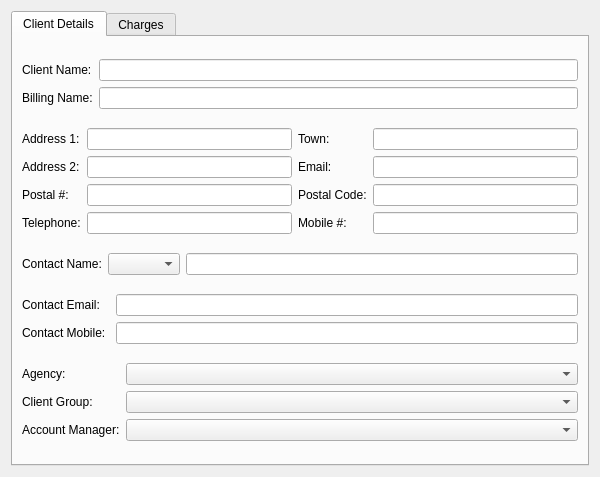
The window that rave/Traffik/clientform.ui (pgathogo/raven) describes before a commit, drawn with Qt 5.
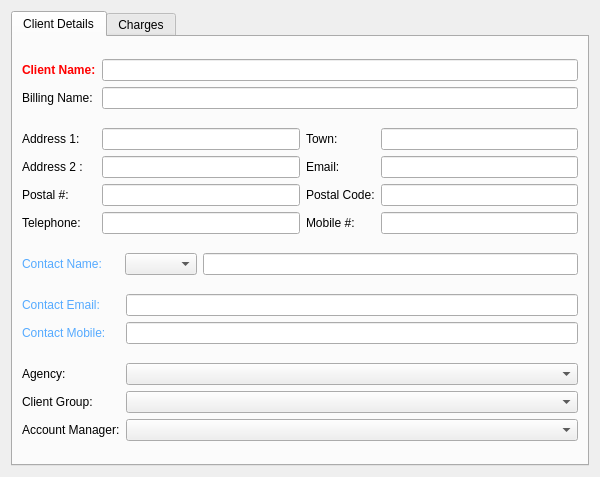
The same window after the commit.

Diff of the .ui file:
```diff
--- a/rave/Traffik/clientform.ui
+++ b/rave/Traffik/clientform.ui
@@ -11,7 +11,7 @@
    </rect>
   </property>
   <property name="sizePolicy">
-   <sizepolicy hsizetype="Fixed" vsizetype="Preferred">
+   <sizepolicy hsizetype="Fixed" vsizetype="Fixed">
     <horstretch>0</horstretch>
     <verstretch>0</verstretch>
    </sizepolicy>
@@ -25,7 +25,7 @@
   <property name="maximumSize">
    <size>
     <width>600</width>
-    <height>16777215</height>
+    <height>480</height>
    </size>
   </property>
   <property name="windowTitle">
@@ -46,6 +46,14 @@
         <layout class="QGridLayout" name="gridLayout_5">
          <item row="0" column="0">
           <widget class="QLabel" name="label">
+           <property name="font">
+            <font>
+             <bold>true</bold>
+            </font>
+           </property>
+           <property name="styleSheet">
+            <string notr="true">color: rgb(255, 0, 0);</string>
+           </property>
            <property name="text">
             <string>Client Name:</string>
            </property>
@@ -71,7 +79,7 @@
          <item row="0" column="0">
           <widget class="QLabel" name="label_3">
            <property name="text">
-            <string>Address 1:</string>
+            <string>Address 1:     </string>
            </property>
           </widget>
          </item>
@@ -88,7 +96,7 @@
          <item row="1" column="0">
           <widget class="QLabel" name="label_4">
            <property name="text">
-            <string>Address 2:</string>
+            <string>Address 2 :</string>
            </property>
           </widget>
          </item>
@@ -153,7 +161,7 @@
        <item>
         <layout class="QGridLayout" name="gridLayout_2" columnstretch="0,0,1,0">
          <property name="verticalSpacing">
-          <number>6</number>
+          <number>4</number>
          </property>
          <item row="0" column="1">
           <widget class="QComboBox" name="cbSalute"/>
@@ -163,8 +171,11 @@
          </item>
          <item row="0" column="0">
           <widget class="QLabel" name="label_11">
+           <property name="styleSheet">
+            <string notr="true">color: rgb(85, 170, 255);</string>
+           </property>
            <property name="text">
-            <string>Contact Name:</string>
+            <string>Contact Name:     </string>
            </property>
           </widget>
          </item>
@@ -174,8 +185,11 @@
         <layout class="QGridLayout" name="gridLayout_6">
          <item row="0" column="0">
           <widget class="QLabel" name="label_12">
+           <property name="styleSheet">
+            <string notr="true">color: rgb(85, 170, 255);</string>
+           </property>
            <property name="text">
-            <string>Contact Email:   </string>
+            <string>Contact Email:      </string>
            </property>
           </widget>
          </item>
@@ -184,6 +198,9 @@
          </item>
          <item row="1" column="0">
           <widget class="QLabel" name="label_13">
+           <property name="styleSheet">
+            <string notr="true">color: rgb(85, 170, 255);</string>
+           </property>
            <property name="text">
             <string>Contact Mobile:</string>
            </property>
```
Left out of the diff: 2 changed lines with no effect on the pictures.
